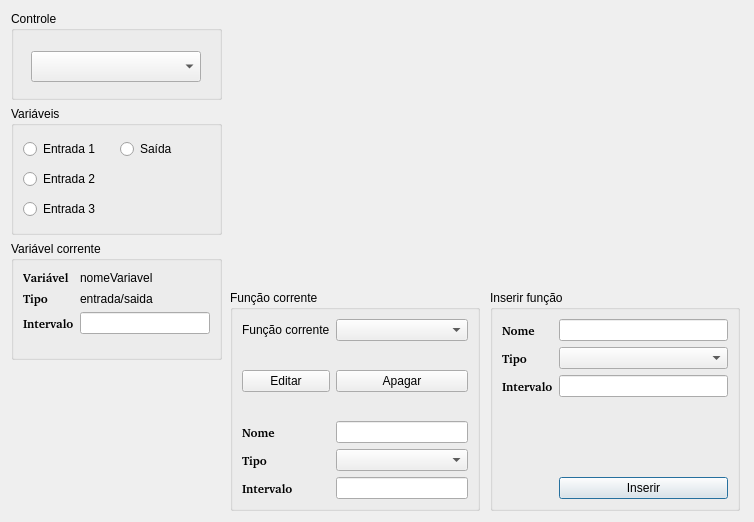
carvalhojldc/fuzzy-control, file src/functionwindow.ui: the form before one commit.
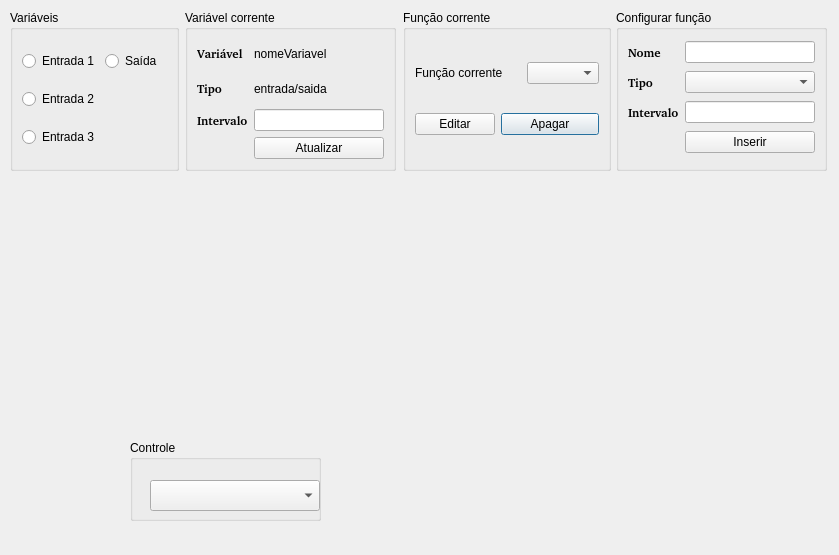
The form after the commit. Custom widgets are drawn as their Qt base class.

The edit to the form file:
```diff
--- a/src/functionwindow.ui
+++ b/src/functionwindow.ui
@@ -6,245 +6,20 @@
    <rect>
     <x>0</x>
     <y>0</y>
-    <width>754</width>
-    <height>522</height>
+    <width>839</width>
+    <height>555</height>
    </rect>
   </property>
   <property name="windowTitle">
    <string>Fuzzy</string>
   </property>
-  <widget class="QCustomPlot" name="funcionPlot" native="true">
-   <property name="geometry">
-    <rect>
-     <x>230</x>
-     <y>10</y>
-     <width>511</width>
-     <height>271</height>
-    </rect>
-   </property>
-   <property name="minimumSize">
-    <size>
-     <width>250</width>
-     <height>250</height>
-    </size>
-   </property>
-   <property name="maximumSize">
-    <size>
-     <width>16777215</width>
-     <height>16777215</height>
-    </size>
-   </property>
-   <layout class="QGridLayout" name="gridLayout_6"/>
-  </widget>
-  <widget class="QGroupBox" name="groupBox">
-   <property name="geometry">
-    <rect>
-     <x>490</x>
-     <y>290</y>
-     <width>250</width>
-     <height>221</height>
-    </rect>
-   </property>
-   <property name="title">
-    <string>Inserir função</string>
-   </property>
-   <layout class="QGridLayout" name="gridLayout_2">
-    <item row="2" column="1">
-     <widget class="QComboBox" name="cb_InsertFunctionType"/>
-    </item>
-    <item row="5" column="1">
-     <widget class="QPushButton" name="pb_insertFunction">
-      <property name="text">
-       <string>Inserir</string>
-      </property>
-     </widget>
-    </item>
-    <item row="0" column="0">
-     <widget class="QLabel" name="lb_InsertFunctionName">
-      <property name="font">
-       <font>
-        <family>Bitstream Charter</family>
-        <weight>75</weight>
-        <bold>true</bold>
-       </font>
-      </property>
-      <property name="text">
-       <string>Nome</string>
-      </property>
-     </widget>
-    </item>
-    <item row="4" column="1">
-     <spacer name="verticalSpacer_2">
-      <property name="orientation">
-       <enum>Qt::Vertical</enum>
-      </property>
-      <property name="sizeHint" stdset="0">
-       <size>
-        <width>20</width>
-        <height>40</height>
-       </size>
-      </property>
-     </spacer>
-    </item>
-    <item row="2" column="0">
-     <widget class="QLabel" name="label_12">
-      <property name="font">
-       <font>
-        <family>Bitstream Charter</family>
-        <weight>75</weight>
-        <bold>true</bold>
-       </font>
-      </property>
-      <property name="text">
-       <string>Tipo</string>
-      </property>
-     </widget>
-    </item>
-    <item row="0" column="1">
-     <widget class="QLineEdit" name="le_InsertFunctionName"/>
-    </item>
-    <item row="3" column="1">
-     <widget class="QLineEdit" name="le_InsertRangeFunction"/>
-    </item>
-    <item row="3" column="0">
-     <widget class="QLabel" name="label_8">
-      <property name="font">
-       <font>
-        <family>Bitstream Charter</family>
-        <weight>75</weight>
-        <bold>true</bold>
-       </font>
-      </property>
-      <property name="text">
-       <string>Intervalo</string>
-      </property>
-     </widget>
-    </item>
-   </layout>
-  </widget>
-  <widget class="QGroupBox" name="groupBox_5">
-   <property name="geometry">
-    <rect>
-     <x>230</x>
-     <y>290</y>
-     <width>250</width>
-     <height>221</height>
-    </rect>
-   </property>
-   <property name="title">
-    <string>Função corrente</string>
-   </property>
-   <layout class="QGridLayout" name="gridLayout_3">
-    <item row="0" column="0">
-     <widget class="QLabel" name="label">
-      <property name="text">
-       <string>Função corrente</string>
-      </property>
-     </widget>
-    </item>
-    <item row="2" column="1">
-     <widget class="QPushButton" name="pb_deleteFuncion">
-      <property name="text">
-       <string>Apagar</string>
-      </property>
-     </widget>
-    </item>
-    <item row="0" column="1">
-     <widget class="QComboBox" name="cb_currentFuzzyFunction"/>
-    </item>
-    <item row="2" column="0">
-     <widget class="QPushButton" name="pushButton">
-      <property name="text">
-       <string>Editar</string>
-      </property>
-     </widget>
-    </item>
-    <item row="4" column="0">
-     <widget class="QLabel" name="label_11">
-      <property name="font">
-       <font>
-        <family>Bitstream Charter</family>
-        <weight>75</weight>
-        <bold>true</bold>
-       </font>
-      </property>
-      <property name="text">
-       <string>Nome</string>
-      </property>
-     </widget>
-    </item>
-    <item row="5" column="1">
-     <widget class="QComboBox" name="cb_currentType"/>
-    </item>
-    <item row="4" column="1">
-     <widget class="QLineEdit" name="le_currentName"/>
-    </item>
-    <item row="5" column="0">
-     <widget class="QLabel" name="label_2">
-      <property name="font">
-       <font>
-        <family>Bitstream Charter</family>
-        <weight>75</weight>
-        <bold>true</bold>
-       </font>
-      </property>
-      <property name="text">
-       <string>Tipo</string>
-      </property>
-     </widget>
-    </item>
-    <item row="6" column="0">
-     <widget class="QLabel" name="label_10">
-      <property name="font">
-       <font>
-        <family>Bitstream Charter</family>
-        <weight>75</weight>
-        <bold>true</bold>
-       </font>
-      </property>
-      <property name="text">
-       <string>Intervalo</string>
-      </property>
-     </widget>
-    </item>
-    <item row="6" column="1">
-     <widget class="QLineEdit" name="le_currentRange"/>
-    </item>
-    <item row="1" column="1">
-     <spacer name="verticalSpacer_3">
-      <property name="orientation">
-       <enum>Qt::Vertical</enum>
-      </property>
-      <property name="sizeHint" stdset="0">
-       <size>
-        <width>20</width>
-        <height>40</height>
-       </size>
-      </property>
-     </spacer>
-    </item>
-    <item row="3" column="1">
-     <spacer name="verticalSpacer">
-      <property name="orientation">
-       <enum>Qt::Vertical</enum>
-      </property>
-      <property name="sizeHint" stdset="0">
-       <size>
-        <width>20</width>
-        <height>40</height>
-       </size>
-      </property>
-     </spacer>
-    </item>
-   </layout>
-  </widget>
   <widget class="QGroupBox" name="groupBox_4">
    <property name="geometry">
     <rect>
-     <x>11</x>
-     <y>11</y>
-     <width>211</width>
-     <height>89</height>
+     <x>130</x>
+     <y>440</y>
+     <width>191</width>
+     <height>81</height>
     </rect>
    </property>
    <property name="title">
@@ -261,19 +36,167 @@
     </property>
    </widget>
   </widget>
+  <widget class="QGroupBox" name="groupBox_5">
+   <property name="geometry">
+    <rect>
+     <x>403</x>
+     <y>10</y>
+     <width>208</width>
+     <height>161</height>
+    </rect>
+   </property>
+   <property name="title">
+    <string>Função corrente</string>
+   </property>
+   <layout class="QGridLayout" name="gridLayout">
+    <item row="1" column="1" colspan="2">
+     <widget class="QPushButton" name="pb_deleteFunction">
+      <property name="text">
+       <string>Apagar</string>
+      </property>
+     </widget>
+    </item>
+    <item row="1" column="0">
+     <widget class="QPushButton" name="pb_editFunction">
+      <property name="text">
+       <string>Editar</string>
+      </property>
+     </widget>
+    </item>
+    <item row="0" column="2">
+     <widget class="QComboBox" name="cb_currentFuzzyFunction"/>
+    </item>
+    <item row="0" column="0" colspan="2">
+     <widget class="QLabel" name="label">
+      <property name="text">
+       <string>Função corrente</string>
+      </property>
+     </widget>
+    </item>
+   </layout>
+  </widget>
+  <widget class="QGroupBox" name="groupBox">
+   <property name="geometry">
+    <rect>
+     <x>616</x>
+     <y>10</y>
+     <width>211</width>
+     <height>161</height>
+    </rect>
+   </property>
+   <property name="title">
+    <string>Configurar função</string>
+   </property>
+   <layout class="QGridLayout" name="gridLayout_2">
+    <item row="0" column="0">
+     <widget class="QLabel" name="lb_InsertFunctionName">
+      <property name="font">
+       <font>
+        <family>Bitstream Charter</family>
+        <weight>75</weight>
+        <bold>true</bold>
+       </font>
+      </property>
+      <property name="text">
+       <string>Nome</string>
+      </property>
+     </widget>
+    </item>
+    <item row="0" column="1">
+     <widget class="QLineEdit" name="le_InsertFunctionName"/>
+    </item>
+    <item row="1" column="0">
+     <widget class="QLabel" name="label_12">
+      <property name="font">
+       <font>
+        <family>Bitstream Charter</family>
+        <weight>75</weight>
+        <bold>true</bold>
+       </font>
+      </property>
+      <property name="text">
+       <string>Tipo</string>
+      </property>
+     </widget>
+    </item>
+    <item row="1" column="1">
+     <widget class="QComboBox" name="cb_InsertFunctionType"/>
+    </item>
+    <item row="2" column="0">
+     <widget class="QLabel" name="label_8">
+      <property name="font">
+       <font>
+        <family>Bitstream Charter</family>
+        <weight>75</weight>
+        <bold>true</bold>
+       </font>
+      </property>
+      <property name="text">
+       <string>Intervalo</string>
+      </property>
+     </widget>
+    </item>
+    <item row="2" column="1">
+     <widget class="QLineEdit" name="le_InsertRangeFunction"/>
+    </item>
+    <item row="3" column="1">
+     <widget class="QPushButton" name="pb_insertFunction">
+      <property name="text">
+       <string>Inserir</string>
+      </property>
+     </widget>
+    </item>
+   </layout>
+  </widget>
+  <widget class="QCustomPlot" name="funcionPlot" native="true">
+   <property name="geometry">
+    <rect>
+     <x>10</x>
+     <y>183</y>
+     <width>821</width>
+     <height>250</height>
+    </rect>
+   </property>
+   <property name="minimumSize">
+    <size>
+     <width>250</width>
+     <height>250</height>
+    </size>
+   </property>
+   <property name="maximumSize">
+    <size>
+     <width>16777215</width>
+     <height>16777215</height>
+    </size>
+   </property>
+   <layout class="QGridLayout" name="gridLayout_6"/>
+  </widget>
   <widget class="QGroupBox" name="groupBox_3">
    <property name="geometry">
     <rect>
-     <x>11</x>
-     <y>106</y>
-     <width>211</width>
-     <height>129</height>
+     <x>10</x>
+     <y>10</y>
+     <width>169</width>
+     <height>161</height>
     </rect>
    </property>
+   <property name="minimumSize">
+    <size>
+     <width>169</width>
+     <height>0</height>
+    </size>
+   </property>
    <property name="title">
     <string>Variáveis</string>
    </property>
-   <layout class="QGridLayout" name="gridLayout">
+   <layout class="QGridLayout" name="gridLayout_4">
+    <item row="0" column="0">
+     <widget class="QRadioButton" name="rb_inputP">
+      <property name="text">
+       <string>Entrada 1</string>
+      </property>
+     </widget>
+    </item>
     <item row="0" column="1">
      <widget class="QRadioButton" name="rb_output">
       <property name="text">
@@ -288,13 +211,6 @@
       </property>
      </widget>
     </item>
-    <item row="0" column="0">
-     <widget class="QRadioButton" name="rb_inputP">
-      <property name="text">
-       <string>Entrada 1</string>
-      </property>
-     </widget>
-    </item>
     <item row="2" column="0">
      <widget class="QRadioButton" name="rb_inputD">
       <property name="text">
@@ -307,16 +223,16 @@
   <widget class="QGroupBox" name="groupBox_2">
    <property name="geometry">
     <rect>
-     <x>11</x>
-     <y>241</y>
+     <x>185</x>
+     <y>10</y>
      <width>211</width>
-     <height>119</height>
+     <height>161</height>
     </rect>
    </property>
    <property name="title">
     <string>Variável corrente</string>
    </property>
-   <layout class="QFormLayout" name="formLayout">
+   <layout class="QGridLayout" name="gridLayout_3">
     <item row="0" column="0">
      <widget class="QLabel" name="label_3">
       <property name="font">
@@ -376,6 +292,13 @@
     <item row="2" column="1">
      <widget class="QLineEdit" name="le_fuzzyRange"/>
     </item>
+    <item row="3" column="1">
+     <widget class="QPushButton" name="pb_fuzzyIO">
+      <property name="text">
+       <string>Atualizar</string>
+      </property>
+     </widget>
+    </item>
    </layout>
   </widget>
  </widget>
```
Left out of the diff: 6 changed lines with no effect on the pictures.
